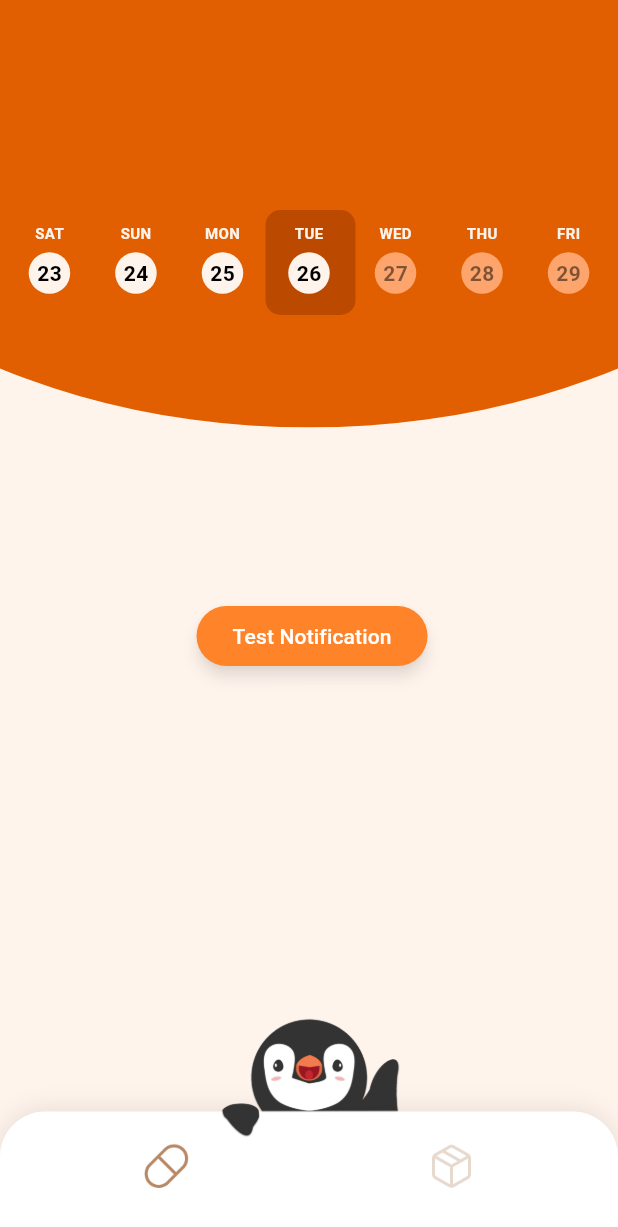
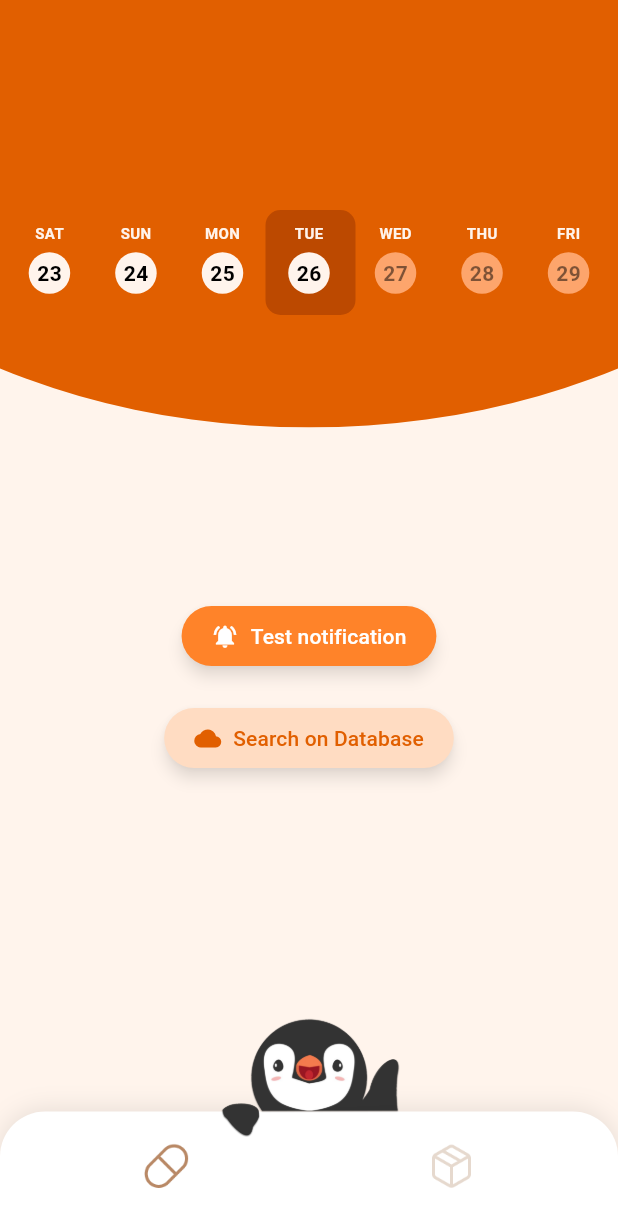
Before and after one commit to YZ1GO/L.EIC017_ES_PRJ, a Flutter app: the screen it shows after launch, on a phone screen of 412 x 824 dp. Shown: the top 1227 px of the screen. Run offline on Flutter 3.47's test engine with Material 3 defaults, Android fonts, the phone set to English and light mode, and no system bars; our stand-ins replace firebase_core, flutter_local_notifications, permission_handler; accounts and stored records are empty.

Commit message:
reformulated Notification button and builder

```diff
--- a/app/lib/main.dart
+++ b/app/lib/main.dart
@@ -5,7 +5,7 @@ import 'navigation_menu.dart';
 void main() async {
   WidgetsFlutterBinding.ensureInitialized();
   await Firebase.initializeApp(
-      options: FirebaseOptions(
+      options: const FirebaseOptions(
         apiKey: 'AIzaSyDbpqjXP_NGAngNv-M8wRPdeesCLRyGvcc',
         appId: '1:981114628978:android:606d661c3d68e159264beb',
         messagingSenderId: '981114628978',
--- /dev/null
+++ b/app/lib/screens/database.dart
@@ -0,0 +1,25 @@
+import 'package:flutter/material.dart';
+
+class Database extends StatelessWidget {
+  const Database({Key? key}) : super(key: key);
+
+  @override
+  Widget build(BuildContext context) {
+    return Positioned(
+      top: 450,
+      left: (MediaQuery.of(context).size.width - 150) / 2,
+      child: ElevatedButton(
+        onPressed: () {
+
+        },
+        child: const Text('Test Firebase database'),
+        style: ElevatedButton.styleFrom(
+          elevation: 4,
+          shadowColor: Colors.black.withOpacity(0.5),
+          backgroundColor: Color.fromRGBO(255, 131, 41, 1),
+          foregroundColor: Colors.white,
+        ),
+      ),
+    );
+  }
+}
--- a/app/lib/screens/home_screen.dart
+++ b/app/lib/screens/home_screen.dart
@@ -1,13 +1,16 @@
 import 'package:flutter/material.dart';
 import '../widgets/calendar_widget.dart';
 import '../widgets/system_notification_test_widget.dart';
+import 'database.dart';
+import '../widgets/eclipse_background.dart';
 
 class HomeScreen extends StatefulWidget {
-  const HomeScreen({super.key});
+  const HomeScreen({Key? key});
 
   @override
   HomeScreenState createState() => HomeScreenState();
 }
+
 class HomeScreenState extends State<HomeScreen> {
   @override
   Widget build(BuildContext context) {
@@ -15,19 +18,51 @@ class HomeScreenState extends State<HomeScreen> {
       backgroundColor: const Color.fromRGBO(255, 244, 236, 1),
       body: Stack(
         children: [
+          eclipse_background(),
+          const CalendarWidget(),
           Positioned(
-            left: (MediaQuery.of(context).size.width - 801) / 2, // Adjust position to center horizontally
-            top: -268,
-            child: ClipOval(
-              child: Container(
-                width: 801,
-                height: 553,
-                color: const Color.fromRGBO(225, 95, 0, 1),
+              left: 0,
+              right: 0,
+              top: 400,
+              child:
+              Column(
+                mainAxisAlignment: MainAxisAlignment.center,
+                children: [
+                  ElevatedButton.icon(
+                    onPressed: () async {
+                      await requestNotificationPermission(context);
+                    },
+                    icon: Icon(Icons.notifications_active),
+                    label: Text('Test notification'),
+                    style: ElevatedButton.styleFrom(
+                      elevation: 4,
+                      shadowColor: Colors.black.withOpacity(0.5),
+                      backgroundColor: Color.fromRGBO(255, 131, 41, 1),
+                      foregroundColor: Colors.white,
+                      padding: EdgeInsets.symmetric(horizontal: 20, vertical: 10),
+                    ),
+                  ),
+                  SizedBox(height: 20),
+                  ElevatedButton.icon(
+                    onPressed: () {
+                      Navigator.push(
+                        context,
+                        MaterialPageRoute(builder: (context) => Database()),
+                      );
+                    },
+                    icon: Icon(Icons.cloud),
+                    label: Text('Search on Database'),
+                    style: ElevatedButton.styleFrom(
+                      elevation: 4,
+                      shadowColor: Colors.black.withOpacity(0.5),
+                      backgroundColor: Color.fromRGBO(255, 220, 194, 1),
+                      foregroundColor: Color.fromRGBO(225, 95, 0, 1),
+                      padding: EdgeInsets.symmetric(horizontal: 20, vertical: 10),
+                    ),
+                  ),
+                ],
               ),
-            ),
           ),
-          const CalendarWidget(),
-          const SystemNotificationWidget(),
         ],
       ),
     );
--- /dev/null
+++ b/app/lib/widgets/eclipse_background.dart
@@ -0,0 +1,18 @@
+import 'package:flutter/material.dart';
+
+class eclipse_background extends StatelessWidget {
+  @override
+  Widget build(BuildContext context) {
+    return Positioned(
+      left: (MediaQuery.of(context).size.width - 801) / 2,
+      top: -268,
+      child: ClipOval(
+        child: Container(
+          width: 801,
+          height: 553,
+          color: const Color.fromRGBO(225, 95, 0, 1),
+        ),
+      ),
+    );
+  }
+}
--- a/app/lib/widgets/system_notification_test_widget.dart
+++ b/app/lib/widgets/system_notification_test_widget.dart
@@ -1,29 +1,6 @@
 import 'package:flutter/material.dart';
 import 'package:flutter_local_notifications/flutter_local_notifications.dart';
 import 'package:permission_handler/permission_handler.dart';
-
-class SystemNotificationWidget extends StatelessWidget {
-  const SystemNotificationWidget({Key? key}) : super(key: key);
-
-  @override
-  Widget build(BuildContext context) {
-    return Positioned(
-      top: 400,
-      left: (MediaQuery.of(context).size.width - 150) / 2,
-      child: ElevatedButton(
-        onPressed: () async {
-          await requestNotificationPermission(context);
-        },
-        child: const Text('Test Notification'),
-        style: ElevatedButton.styleFrom(
-          elevation: 4,
-          shadowColor: Colors.black.withOpacity(0.5),
-          backgroundColor: Color.fromRGBO(255, 131, 41, 1),
-          foregroundColor: Colors.white,
-        ),
-      ),
-    );
-  }
 
 Future<void> requestNotificationPermission(BuildContext context) async {
   // Check if notification permission is granted
@@ -83,4 +60,3 @@ class SystemNotificationWidget extends StatelessWidget {
     payload: 'item x',
   );
 }
-}
```
Also changed, not shown: app/lib/screens/stock_screen.dart (+13 -17 lines). Lines whose indentation alone changed are shown as unchanged.
